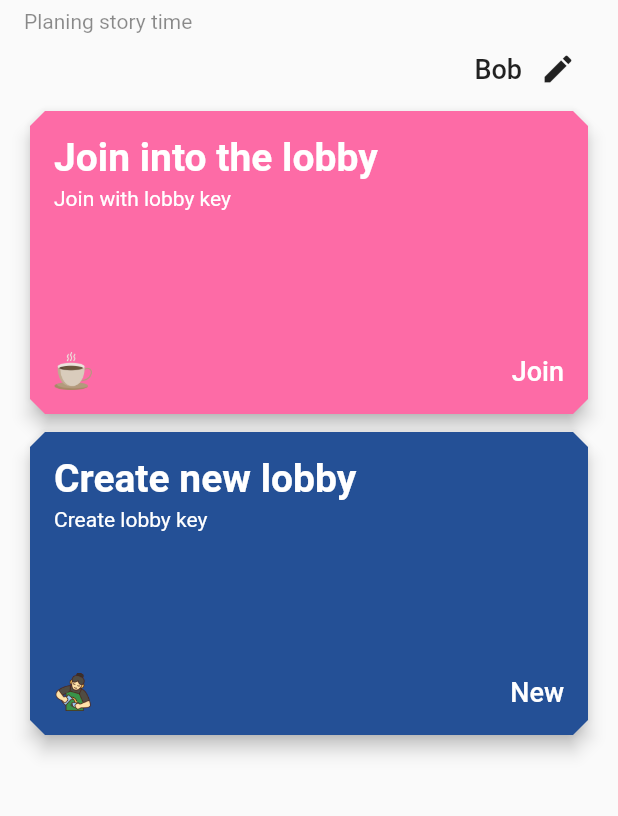
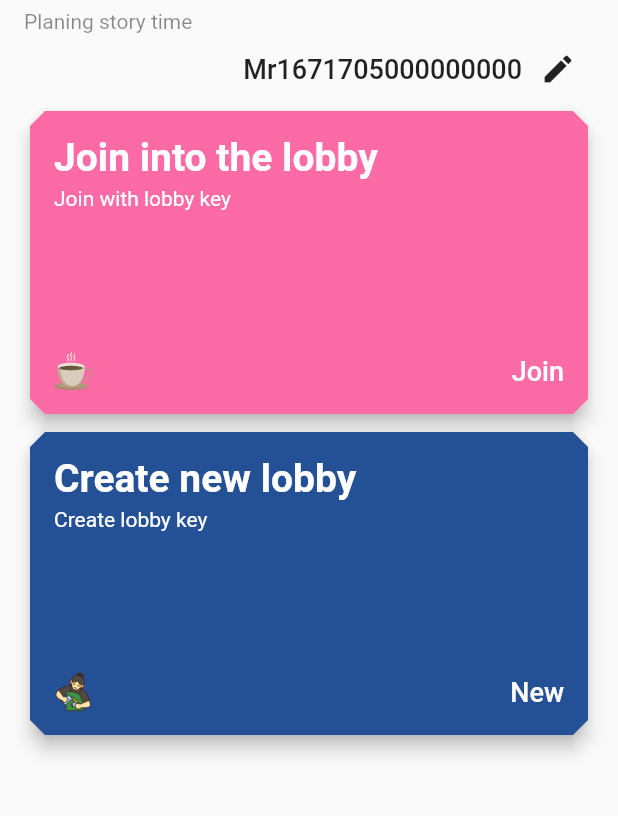
Before and after one commit to Yoneya-ohm1221/shalltear, a Flutter app: the screen it shows after launch, on a phone screen of 412 x 824 dp, the part 75-891 px from its top. Run offline on Flutter 3.47's test engine with Material 2 defaults, Android fonts, the phone set to English and light mode, and no system bars; our stand-ins replace cloud_firestore, firebase_core, firebase_database, flip_card, grouped_list, rounded_loading_button and 1 more; missing offline and left inert: animated_button; accounts and stored records are empty.

Commit message:
update default name

```diff
--- a/lib/ui/bottom_nav/home.dart
+++ b/lib/ui/bottom_nav/home.dart
@@ -32,7 +32,7 @@ class _HomeState extends State<Home> {
 
   Future<void> getName() async {
     final prefs = await SharedPreferences.getInstance();
-    String name = prefs.getString('Name') ?? "Bob";
+    String name = prefs.getString('Name') ?? "Mr.";
     setState(() {
       txtName = name;
     });
@@ -41,17 +41,20 @@ class _HomeState extends State<Home> {
   Future<void> checkName() async {
     final prefs = await SharedPreferences.getInstance();
     String? name = prefs.getString('Name');
-    if(name ==null || name.isEmpty){
-      saveName('Bob');
+    if(name == null || name.isEmpty){
+      saveName('Mr${idGenerator()}');
     }
+  }
+
+  String idGenerator() {
+    final now = DateTime.now();
+    return now.microsecondsSinceEpoch.toString();
   }
 
   @override
   void initState() {
-    // TODO: implement initState
     super.initState();
-    checkName();
-    getName();
+    checkName().then((value) => getName());
   }
 
   @override
```
